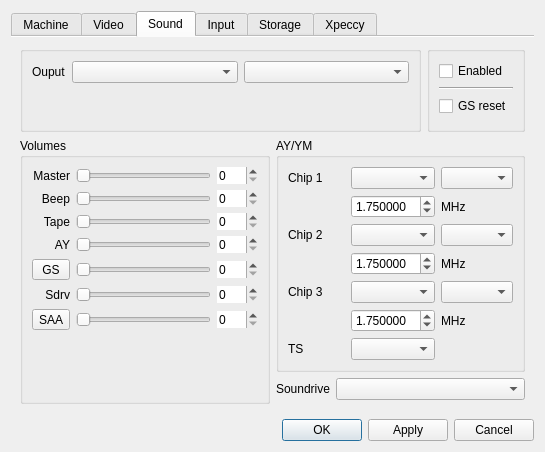
Above: ui/setupwin.ui from samstyle/Xpeccy before the change. Below: the same form after it.
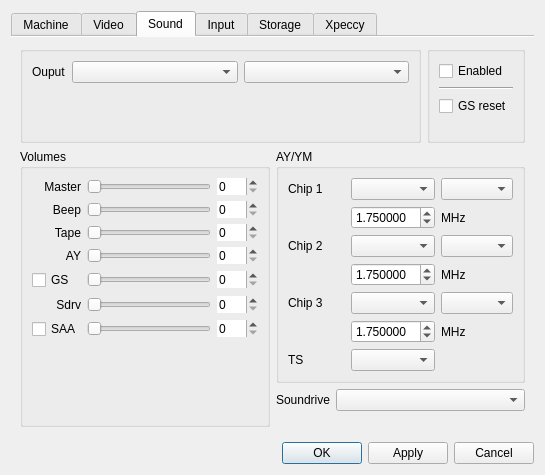
That is the form after the change. The open tabs and pages were chosen to show the change. Icons and pictures are not drawn. Custom widgets are drawn as their Qt base class.

The edit to the form file:
```diff
--- a/ui/setupwin.ui
+++ b/ui/setupwin.ui
@@ -7,7 +7,7 @@
     <x>0</x>
     <y>0</y>
     <width>545</width>
-    <height>452</height>
+    <height>475</height>
    </rect>
   </property>
   <property name="sizePolicy">
@@ -877,22 +877,6 @@
                 </property>
                </widget>
               </item>
-              <item row="4" column="0">
-               <widget class="QToolButton" name="tbGS">
-                <property name="sizePolicy">
-                 <sizepolicy hsizetype="Preferred" vsizetype="Fixed">
-                  <horstretch>0</horstretch>
-                  <verstretch>0</verstretch>
-                 </sizepolicy>
-                </property>
-                <property name="text">
-                 <string>GS</string>
-                </property>
-                <property name="checkable">
-                 <bool>true</bool>
-                </property>
-               </widget>
-              </item>
               <item row="5" column="0">
                <widget class="QLabel" name="label_30">
                 <property name="text">
@@ -953,22 +937,6 @@
                 </property>
                </widget>
               </item>
-              <item row="6" column="0">
-               <widget class="QToolButton" name="tbSAA">
-                <property name="sizePolicy">
-                 <sizepolicy hsizetype="Preferred" vsizetype="Fixed">
-                  <horstretch>0</horstretch>
-                  <verstretch>0</verstretch>
-                 </sizepolicy>
-                </property>
-                <property name="text">
-                 <string>SAA</string>
-                </property>
-                <property name="checkable">
-                 <bool>true</bool>
-                </property>
-               </widget>
-              </item>
               <item row="3" column="2">
                <widget class="QSpinBox" name="sbAYVol">
                 <property name="frame">
@@ -1102,6 +1070,20 @@
                 </property>
                </spacer>
               </item>
+              <item row="4" column="0">
+               <widget class="QCheckBox" name="cbGS">
+                <property name="text">
+                 <string>GS</string>
+                </property>
+               </widget>
+              </item>
+              <item row="6" column="0">
+               <widget class="QCheckBox" name="cbSAA">
+                <property name="text">
+                 <string>SAA</string>
+                </property>
+               </widget>
+              </item>
              </layout>
             </widget>
            </item>
```
